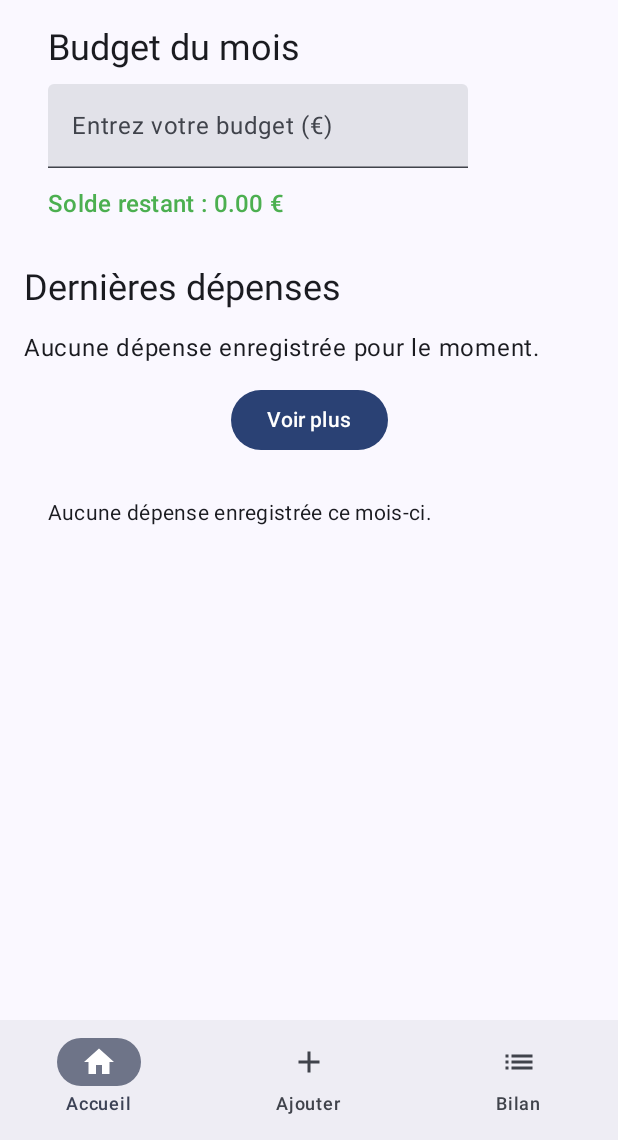
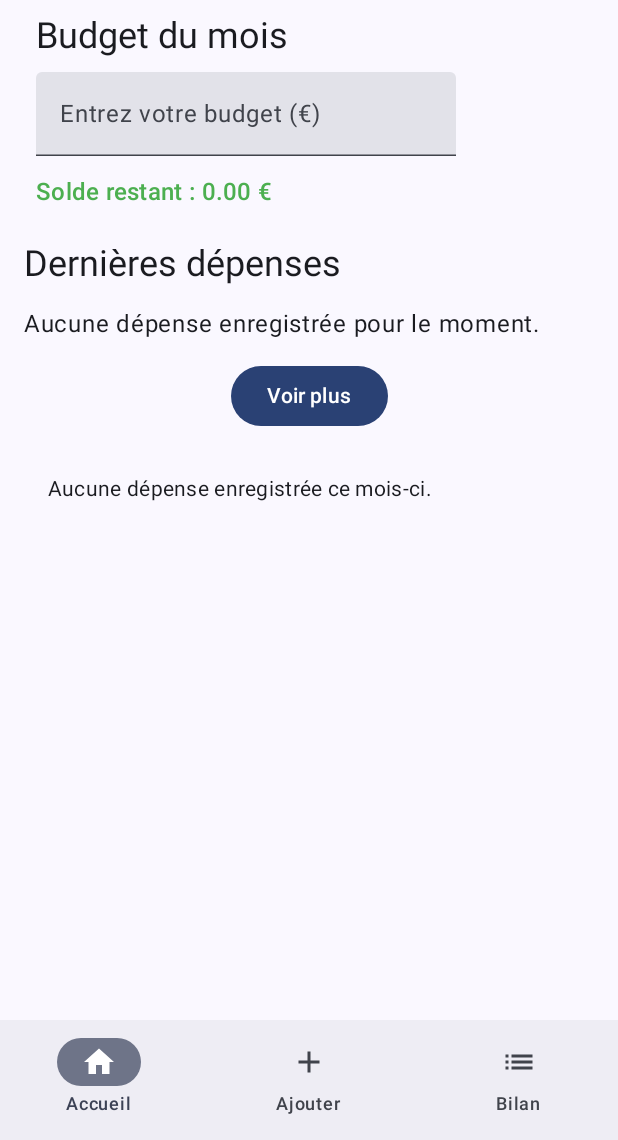
Before and after one commit to pika1703/ProjetMobile, an Android app built with Jetpack Compose: the screen it shows after launch (MainActivity), on a phone screen of 412 x 824 dp, the part 96-1236 px from its top. Run offline under Robolectric (Android 15) with nearby library versions, the phone set to English and light mode, and no system bars; our stand-ins replace Room's generated code; libraries missing offline, so code that uses them is left out: co.yml.charts.

Commit message:
fix : réduction des espaces sur HomeScreen

```diff
--- a/BudgetZen/app/src/main/java/com/example/budgetzen/MainActivity.kt
+++ b/BudgetZen/app/src/main/java/com/example/budgetzen/MainActivity.kt
@@ -713,7 +713,7 @@ fun HomeBudgetSection(
     onBudgetChanged: (Double) -> Unit,
     budgetValue: Double
 ) {
-    Column(Modifier.padding(16.dp)) {
+    Column(Modifier.padding(8.dp)) {
 
         Text(
             "Budget du mois",
```
